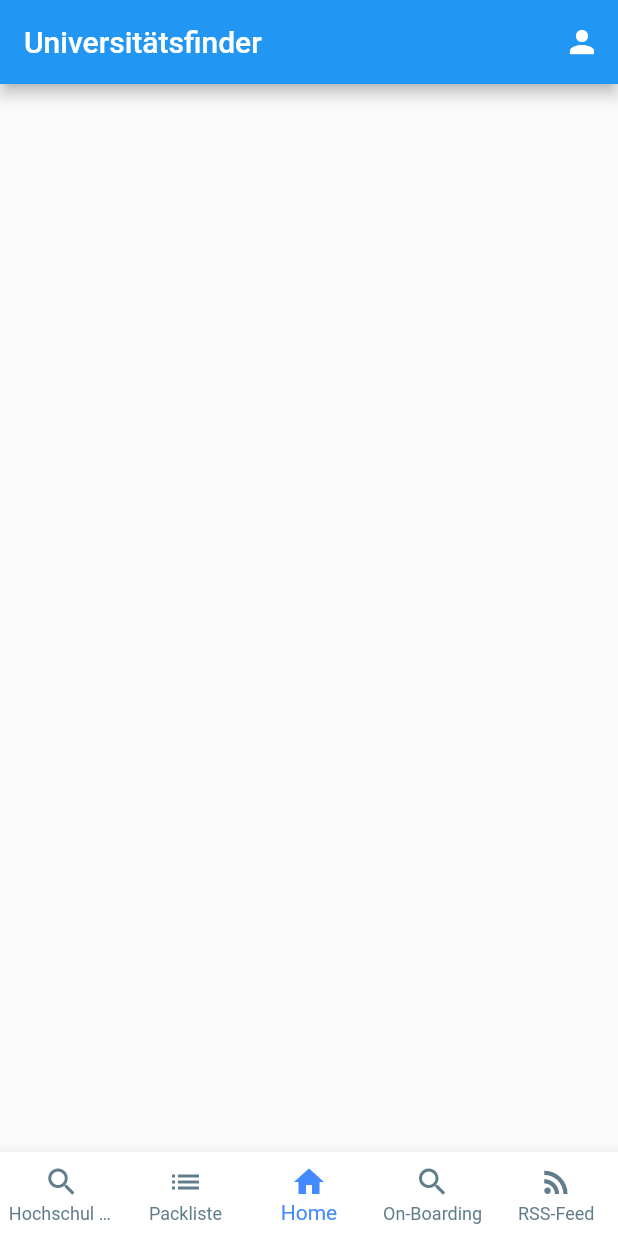
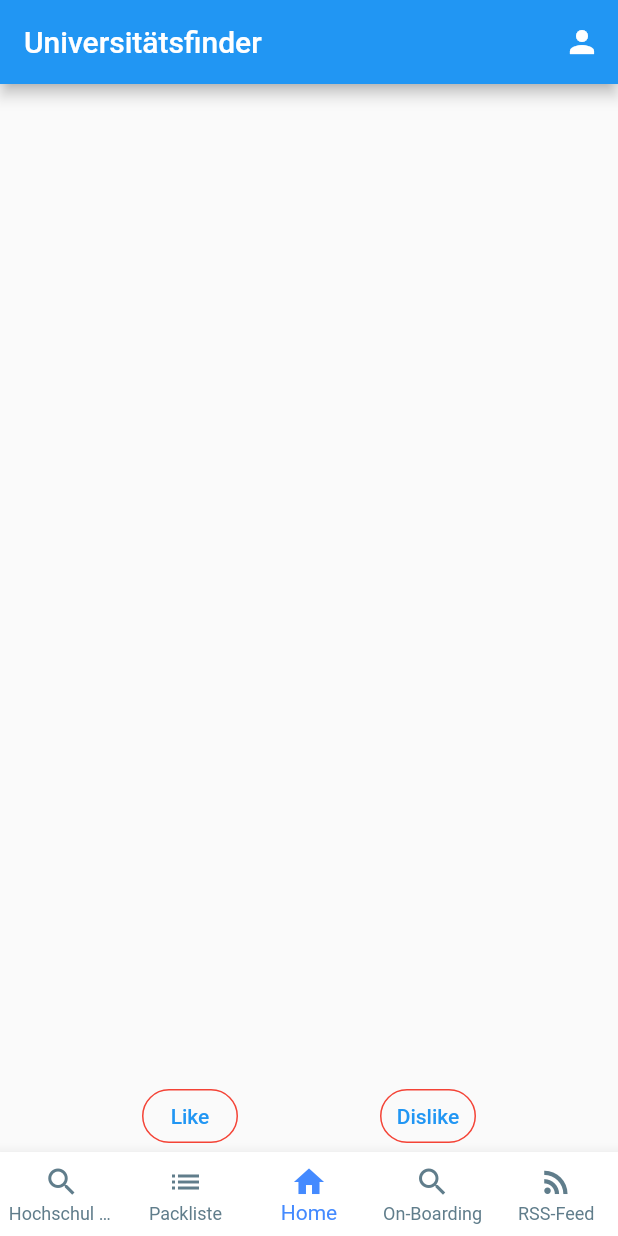
Before and after one commit to RaJoBra/UniPaiSity, a Flutter app: the Universities screen opened directly, on a phone screen of 412 x 824 dp. Run offline on Flutter 3.47's test engine with Material 2 defaults, Android fonts, the light colour scheme and no system bars.

Commit message:
Implemented buttons for liking and disliking universities

```diff
--- a/uniparcity/lib/universities.dart
+++ b/uniparcity/lib/universities.dart
@@ -1,9 +1,39 @@
 import 'package:flutter/material.dart';
 import 'package:uniparcity/CustomBottomNavBar.dart';
 import 'package:uniparcity/profil.dart';
+import 'dart:io';
+import 'dart:convert';
 
-class Universities extends StatelessWidget {
+class Universities extends StatefulWidget {
   const Universities({Key? key}) : super(key: key);
+
+  @override
+  State<Universities> createState() => _UniversitiesState();
+}
+
+class _UniversitiesState extends State<Universities> {
+  // The list that contains information about photos
+  List _universities = [];
+
+  // The function that fetches data from the API
+  Future<void> _fetchData() async {
+    const apiUrl = 'https://62cebc7b826a88972d01f8d7.mockapi.io/university';
+
+    HttpClient client = HttpClient();
+    client.autoUncompress = true;
+
+    final HttpClientRequest request = await client.getUrl(Uri.parse(apiUrl));
+    request.headers
+        .set(HttpHeaders.contentTypeHeader, "application/json; charset=UTF-8");
+    final HttpClientResponse response = await request.close();
+
+    final String content = await response.transform(utf8.decoder).join();
+    final List universities = json.decode(content);
+
+    setState(() {
+      _universities = universities;
+    });
+  }
 
   @override
   Widget build(BuildContext context) {
@@ -22,6 +52,37 @@ class Universities extends StatelessWidget {
             icon: Icon(Icons.person),
           )
         ]),
+      body: Column(
+        mainAxisAlignment: MainAxisAlignment.end,
+        children: [Row(
+        mainAxisAlignment: MainAxisAlignment.spaceEvenly,
+        children: [
+          TextButton(
+            style: ButtonStyle(
+              shape: MaterialStateProperty.all<RoundedRectangleBorder>(
+                RoundedRectangleBorder(
+                  borderRadius: BorderRadius.circular(18.0),
+                  side: BorderSide(color: Colors.red)
+                )
+              )
+            ),
+            onPressed: () { },
+            child: Text('Like'),
+          ),
+          TextButton(
+            style: ButtonStyle(
+                shape: MaterialStateProperty.all<RoundedRectangleBorder>(
+                    RoundedRectangleBorder(
+                        borderRadius: BorderRadius.circular(18.0),
+                        side: BorderSide(color: Colors.red)
+                    )
+                )
+            ),
+            onPressed: () { },
+            child: Text('Dislike'),
+          )]
+      ),
+        ]),
       bottomNavigationBar: CustomBottomNavBar(),
     );
   }
```
